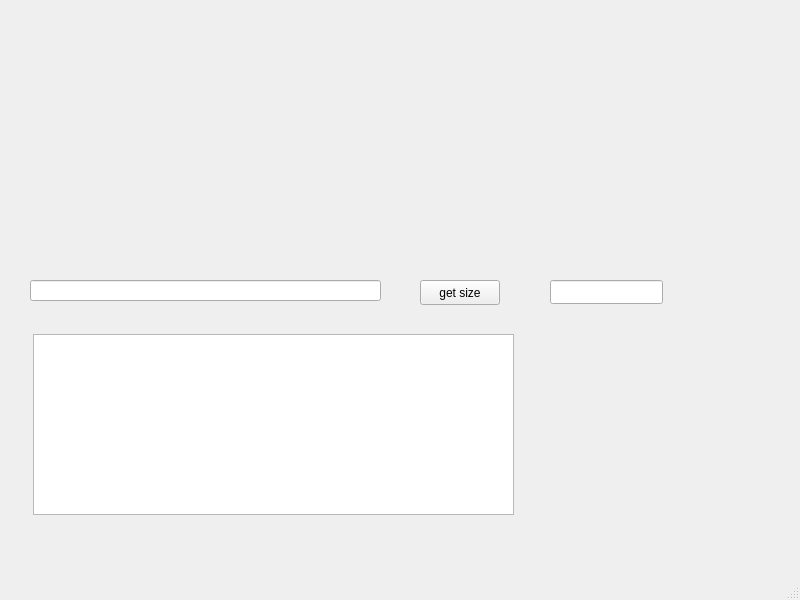
Above: mainwindow.ui from Sonicvi/Directories-size before the change. Below: the same form after it.
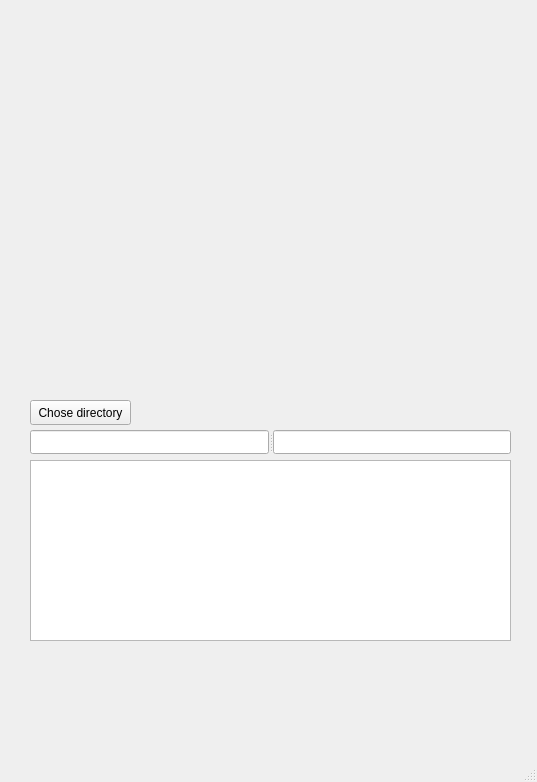
That is the form after the change.

Commit message: chose directory with file browser

Diff of the .ui file:
```diff
--- a/mainwindow.ui
+++ b/mainwindow.ui
@@ -6,55 +6,32 @@
    <rect>
     <x>0</x>
     <y>0</y>
-    <width>800</width>
-    <height>600</height>
+    <width>537</width>
+    <height>782</height>
    </rect>
   </property>
   <property name="windowTitle">
    <string>MainWindow</string>
   </property>
   <widget class="QWidget" name="centralwidget">
-   <widget class="QLineEdit" name="lineEdit">
-    <property name="geometry">
-     <rect>
-      <x>30</x>
-      <y>280</y>
-      <width>351</width>
-      <height>21</height>
-     </rect>
-    </property>
-   </widget>
    <widget class="QPushButton" name="pushButton">
     <property name="geometry">
      <rect>
-      <x>420</x>
-      <y>280</y>
-      <width>80</width>
+      <x>30</x>
+      <y>400</y>
+      <width>101</width>
       <height>25</height>
      </rect>
     </property>
     <property name="text">
-     <string>get size</string>
-    </property>
-   </widget>
-   <widget class="QLineEdit" name="lineEdit_2">
-    <property name="geometry">
-     <rect>
-      <x>550</x>
-      <y>280</y>
-      <width>113</width>
-      <height>24</height>
-     </rect>
-    </property>
-    <property name="readOnly">
-     <bool>true</bool>
+     <string>Chose directory</string>
     </property>
    </widget>
    <widget class="QTextEdit" name="textEdit">
     <property name="geometry">
      <rect>
-      <x>33</x>
-      <y>334</y>
+      <x>30</x>
+      <y>460</y>
       <width>481</width>
       <height>181</height>
      </rect>
@@ -65,12 +42,35 @@
      <rect>
       <x>30</x>
       <y>20</y>
-      <width>471</width>
-      <height>231</height>
+      <width>481</width>
+      <height>361</height>
      </rect>
     </property>
     <layout class="QHBoxLayout" name="horizontalLayout"/>
    </widget>
+   <widget class="QSplitter" name="splitter">
+    <property name="geometry">
+     <rect>
+      <x>30</x>
+      <y>430</y>
+      <width>481</width>
+      <height>24</height>
+     </rect>
+    </property>
+    <property name="orientation">
+     <enum>Qt::Horizontal</enum>
+    </property>
+    <widget class="QLineEdit" name="lineEdit">
+     <property name="readOnly">
+      <bool>true</bool>
+     </property>
+    </widget>
+    <widget class="QLineEdit" name="lineEdit_2">
+     <property name="readOnly">
+      <bool>true</bool>
+     </property>
+    </widget>
+   </widget>
   </widget>
   <widget class="QMenuBar" name="menubar">
    <property name="geometry">
```
Left out of the diff: 2 changed lines with no effect on the pictures. The commit also changes 2 other files.
